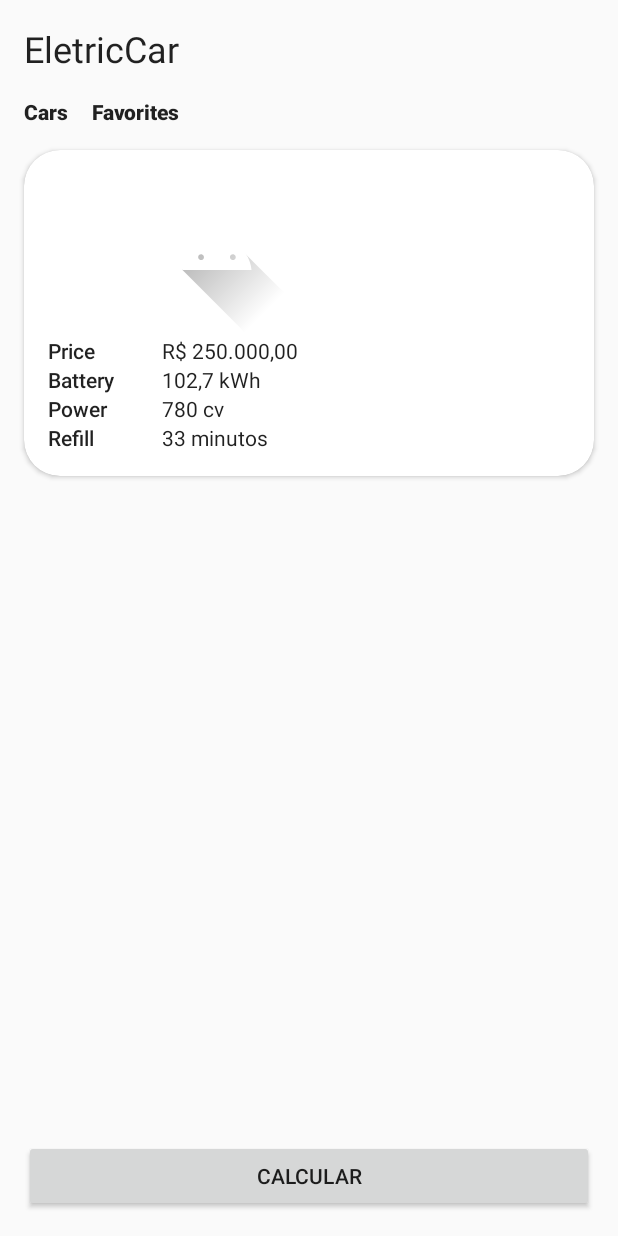
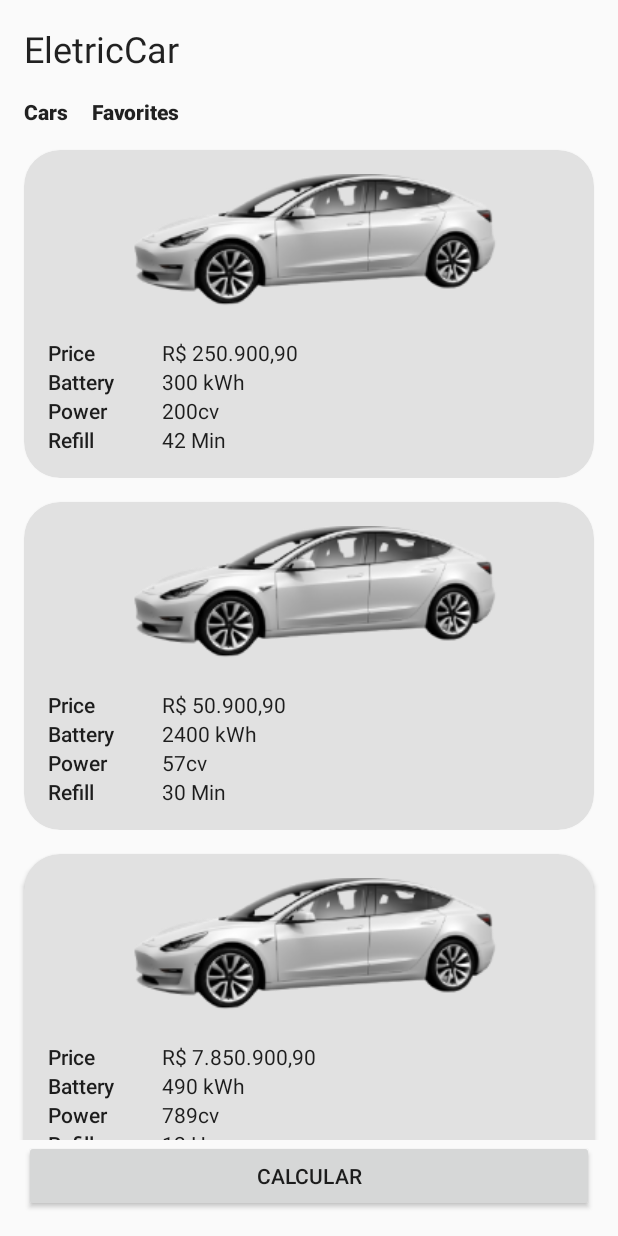
Before and after one commit to Oi-Leo/eletric-car, an Android app: the screen it shows after launch (MainActivity), on a phone screen of 412 x 824 dp. Run offline under Robolectric (Android 15) with nearby library versions, the phone set to English and light mode, and no system bars.

Commit message:
refactor items and create a list

```diff
--- a/app/src/main/AndroidManifest.xml
+++ b/app/src/main/AndroidManifest.xml
@@ -13,7 +13,7 @@
         android:theme="@style/Theme.EletricCar"
         tools:targetApi="31">
         <activity
-            android:name=".presentation.MainActivity"
+            android:name=".ui.MainActivity"
             android:exported="true"
             android:theme="@style/Theme.AppCompat.Light.NoActionBar">
             <intent-filter>
@@ -23,7 +23,7 @@
             </intent-filter>
         </activity>
         <activity
-            android:name=".presentation.AutonomyCalculateActivity"
+            android:name=".ui.AutonomyCalculateActivity"
             android:theme="@style/Theme.AppCompat.Light.NoActionBar" />
     </application>
 
--- /dev/null
+++ b/app/src/main/java/com/example/eletriccar/data/CarFactory.kt
@@ -0,0 +1,33 @@
+package com.example.eletriccar.data
+
+import com.example.eletriccar.domain.Car
+
+object CarFactory {
+
+    val list = listOf(
+        Car(
+            id = 1,
+            price = "R$ 250.900,90",
+            battery = "300 kWh",
+            power = "200cv",
+            refill = "42 Min",
+            urlPhoto = "www.google.com.br"
+        ),
+        Car(
+            id = 2,
+            price = "R$ 50.900,90",
+            battery = "2400 kWh",
+            power = "57cv",
+            refill = "30 Min",
+            urlPhoto = "www.google.com.br"
+        ),
+        Car(
+            id = 3,
+            price = "R$ 7.850.900,90",
+            battery = "490 kWh",
+            power = "789cv",
+            refill = "12 Hours",
+            urlPhoto = "www.google.com.br"
+        )
+    )
+}
--- /dev/null
+++ b/app/src/main/java/com/example/eletriccar/domain/Car.kt
@@ -0,0 +1,10 @@
+package com.example.eletriccar.domain
+
+data class Car(
+    val id: Int,
+    val price: String,
+    val battery: String,
+    val power: String,
+    val urlPhoto: String,
+    val refill: String
+)
--- a/app/src/main/java/com/example/eletriccar/presentation/AutonomyCalculateActivity.kt
+++ b/app/src/main/java/com/example/eletriccar/ui/AutonomyCalculateActivity.kt
@@ -1,4 +1,4 @@
-package com.example.eletriccar.presentation
+package com.example.eletriccar.ui
 
 import android.os.Bundle
 import android.widget.Button
--- a/app/src/main/java/com/example/eletriccar/presentation/MainActivity.kt
+++ b/app/src/main/java/com/example/eletriccar/ui/MainActivity.kt
@@ -1,26 +1,34 @@
-package com.example.eletriccar.presentation
+package com.example.eletriccar.ui
 
 import android.content.Intent
 import androidx.appcompat.app.AppCompatActivity
 import android.os.Bundle
 import android.widget.Button
-import android.widget.EditText
-import android.widget.TextView
+import androidx.recyclerview.widget.RecyclerView
 import com.example.eletriccar.R
+import com.example.eletriccar.data.CarFactory
+import com.example.eletriccar.ui.adapter.CarAdapter
 
 class MainActivity : AppCompatActivity() {
 
     lateinit var btnCalculate: Button
-
+    lateinit var carList: RecyclerView
     override fun onCreate(savedInstanceState: Bundle?) {
         super.onCreate(savedInstanceState)
         setContentView(R.layout.activity_main)
         setupView()
         setupListeners()
+        setupList()
     }
 
     fun setupView() {
-        btnCalculate = findViewById(R.id.btn_redirect)
+        btnCalculate = findViewById(R.id.btn_calculate)
+        carList = findViewById(R.id.rv_list)
+    }
+
+    fun setupList() {
+        val adapter = CarAdapter(CarFactory.list)
+        carList.adapter = adapter
     }
 
     fun setupListeners() {
--- /dev/null
+++ b/app/src/main/java/com/example/eletriccar/ui/adapter/CarAdapter.kt
@@ -0,0 +1,43 @@
+package com.example.eletriccar.ui.adapter
+
+import android.view.LayoutInflater
+import android.view.View
+import android.view.ViewGroup
+import android.widget.TextView
+import androidx.recyclerview.widget.RecyclerView
+import com.example.eletriccar.R
+import com.example.eletriccar.domain.Car
+
+class CarAdapter(private val cars: List<Car>) : RecyclerView.Adapter<CarAdapter.ViewHolder>() {
+
+    class ViewHolder(view: View) : RecyclerView.ViewHolder(view) {
+        val price: TextView
+        val battery: TextView
+        val power: TextView
+        val refill: TextView
+
+        init {
+            view.apply {
+                price = findViewById(R.id.tv_value_price)
+                battery = findViewById(R.id.tv_value_battery)
+                power = findViewById(R.id.tv_value_power)
+                refill = findViewById(R.id.tv_value_refill)
+            }
+        }
+    }
+
+    override fun onCreateViewHolder(parent: ViewGroup, viewType: Int): ViewHolder {
+        val view = LayoutInflater.from(parent.context)
+            .inflate(R.layout.car_item, parent, false)
+        return ViewHolder(view)
+    }
+
+    override fun getItemCount(): Int = cars.size
+
+    override fun onBindViewHolder(holder: ViewHolder, position: Int) {
+        holder.price.text = cars[position].price
+        holder.battery.text = cars[position].battery
+        holder.power.text = cars[position].power
+        holder.refill.text = cars[position].refill
+    }
+}
--- a/app/src/main/res/layout/activity_main.xml
+++ b/app/src/main/res/layout/activity_main.xml
@@ -4,7 +4,7 @@
     xmlns:tools="http://schemas.android.com/tools"
     android:layout_width="match_parent"
     android:layout_height="match_parent"
-    tools:context=".presentation.MainActivity">
+    tools:context=".ui.MainActivity">
 
     <TextView
         android:id="@+id/tv_title"
@@ -38,120 +38,8 @@
         app:layout_constraintStart_toEndOf="@+id/tv_cars"
         app:layout_constraintTop_toTopOf="@+id/tv_cars" />
 
-    <androidx.cardview.widget.CardView
-        android:id="@+id/cv_car"
-        android:layout_width="0dp"
-        android:layout_height="wrap_content"
-        android:layout_margin="16dp"
-        android:elevation="24dp"
-        app:cardCornerRadius="24dp"
-        app:layout_constraintEnd_toEndOf="parent"
-        app:layout_constraintStart_toStartOf="parent"
-        app:layout_constraintTop_toBottomOf="@id/tv_favorite">
-
-        <androidx.constraintlayout.widget.ConstraintLayout
-            android:id="@+id/cl_card_content"
-            android:layout_width="wrap_content"
-            android:layout_height="wrap_content">
-
-            <ImageView
-                android:id="@+id/iv_image"
-                android:layout_width="wrap_content"
-                android:layout_height="wrap_content"
-                android:layout_marginTop="16dp"
-                android:src="@drawable/ic_launcher_foreground"
-                app:layout_constraintEnd_toEndOf="parent"
-                app:layout_constraintLeft_toLeftOf="parent"
-                app:layout_constraintTop_toTopOf="parent" />
-
-            <TextView
-                android:id="@+id/tv_price"
-                style="@style/TextAppearance.AppCompat.Body2"
-                android:layout_width="60dp"
-                android:layout_height="wrap_content"
-                android:layout_marginStart="16dp"
-                android:text="@string/price"
-                app:layout_constraintStart_toStartOf="parent"
-                app:layout_constraintTop_toBottomOf="@id/iv_image" />
-
-            <TextView
-                android:id="@+id/tv_value_price"
-                style="@style/TextAppearance.AppCompat.Body1"
-                android:layout_width="wrap_content"
-                android:layout_height="wrap_content"
-                android:layout_marginStart="16dp"
-                android:text="R$ 250.000,00"
-                app:layout_constraintStart_toEndOf="@+id/tv_price"
-                app:layout_constraintTop_toBottomOf="@+id/iv_image" />
-
-            <TextView
-                android:id="@+id/tv_battery"
-                style="@style/TextAppearance.AppCompat.Body2"
-                android:layout_width="60dp"
-                android:layout_height="wrap_content"
-                android:layout_marginStart="16dp"
-                android:text="@string/battery"
-                app:layout_constraintStart_toStartOf="parent"
-                app:layout_constraintTop_toBottomOf="@id/tv_price" />
-
-            <TextView
-                android:id="@+id/tv_value_battery"
-                style="@style/TextAppearance.AppCompat.Body1"
-                android:layout_width="wrap_content"
-                android:layout_height="wrap_content"
-                android:layout_marginStart="16dp"
-                android:text="102,7 kWh"
-                app:layout_constraintStart_toEndOf="@+id/tv_battery"
-                app:layout_constraintTop_toTopOf="@+id/tv_battery" />
-
-            <TextView
-                android:id="@+id/tv_power"
-                style="@style/TextAppearance.AppCompat.Body2"
-                android:layout_width="60dp"
-                android:layout_height="wrap_content"
-                android:layout_marginStart="16dp"
-                android:text="@string/power"
-                app:layout_constraintStart_toStartOf="parent"
-                app:layout_constraintTop_toBottomOf="@id/tv_battery" />
-
-            <TextView
-                android:id="@+id/tv_value_power"
-                style="@style/TextAppearance.AppCompat.Body1"
-                android:layout_width="wrap_content"
-                android:layout_height="wrap_content"
-                android:layout_marginStart="16dp"
-                android:text="780 cv"
-                app:layout_constraintStart_toEndOf="@id/tv_power"
-                app:layout_constraintTop_toTopOf="@+id/tv_power" />
-
-            <TextView
-                android:id="@+id/tv_refill"
-                style="@style/TextAppearance.AppCompat.Body2"
-                android:layout_width="60dp"
-                android:layout_height="wrap_content"
-                android:layout_marginStart="16dp"
-                android:text="@string/refill"
-                app:layout_constraintStart_toStartOf="parent"
-                app:layout_constraintTop_toBottomOf="@+id/tv_power" />
-
-            <TextView
-                android:id="@+id/tv_value_refill"
-                style="@style/TextAppearance.AppCompat.Body1"
-                android:layout_width="wrap_content"
-                android:layout_height="wrap_content"
-                android:layout_marginStart="16dp"
-                android:layout_marginBottom="16dp"
-                android:text="33 minutos"
-                app:layout_constraintBottom_toBottomOf="@id/cl_card_content"
-                app:layout_constraintStart_toEndOf="@id/tv_refill"
-                app:layout_constraintTop_toTopOf="@+id/tv_refill" />
-
-
-        </androidx.constraintlayout.widget.ConstraintLayout>
-    </androidx.cardview.widget.CardView>
-
     <Button
-        android:id="@+id/btn_redirect"
+        android:id="@+id/btn_calculate"
         android:layout_width="0dp"
         android:layout_height="wrap_content"
         android:layout_margin="16dp"
@@ -160,4 +48,15 @@
         app:layout_constraintEnd_toEndOf="parent"
         app:layout_constraintStart_toStartOf="parent" />
 
+    <androidx.recyclerview.widget.RecyclerView
+        android:id="@+id/rv_list"
+        android:layout_width="0dp"
+        android:layout_height="0dp"
+        app:layoutManager="androidx.recyclerview.widget.LinearLayoutManager"
+        app:layout_constraintBottom_toTopOf="@id/btn_calculate"
+        app:layout_constraintEnd_toEndOf="parent"
+        app:layout_constraintStart_toStartOf="parent"
+        app:layout_constraintTop_toBottomOf="@id/tv_cars"
+        tools:listitem="@layout/car_item" />
+
 </androidx.constraintlayout.widget.ConstraintLayout>
--- /dev/null
+++ b/app/src/main/res/layout/car_item.xml
@@ -0,0 +1,121 @@
+<?xml version="1.0" encoding="utf-8"?>
+<androidx.constraintlayout.widget.ConstraintLayout xmlns:android="http://schemas.android.com/apk/res/android"
+    xmlns:app="http://schemas.android.com/apk/res-auto"
+    android:layout_width="match_parent"
+    android:layout_height="wrap_content">
+
+    <androidx.cardview.widget.CardView
+        android:id="@+id/cv_car"
+        android:layout_width="0dp"
+        android:layout_height="wrap_content"
+        android:layout_margin="16dp"
+        android:elevation="24dp"
+        app:cardBackgroundColor="@color/gray"
+        app:cardCornerRadius="24dp"
+        app:layout_constraintEnd_toEndOf="parent"
+        app:layout_constraintStart_toStartOf="parent"
+        app:layout_constraintTop_toTopOf="parent">
+
+        <androidx.constraintlayout.widget.ConstraintLayout
+            android:id="@+id/cl_card_content"
+            android:layout_width="match_parent"
+            android:layout_height="wrap_content">
+
+            <ImageView
+                android:id="@+id/iv_image"
+                android:layout_width="wrap_content"
+                android:layout_height="wrap_content"
+                android:layout_marginTop="16dp"
+                android:layout_marginEnd="20dp"
+                android:src="@drawable/eletric_car"
+                app:layout_constraintEnd_toEndOf="parent"
+                app:layout_constraintLeft_toLeftOf="parent"
+                app:layout_constraintTop_toTopOf="parent" />
+
+            <TextView
+                android:id="@+id/tv_price"
+                style="@style/TextAppearance.AppCompat.Body2"
+                android:layout_width="60dp"
+                android:layout_height="wrap_content"
+                android:layout_marginStart="16dp"
+                android:text="@string/price"
+                app:layout_constraintStart_toStartOf="parent"
+                app:layout_constraintTop_toBottomOf="@id/iv_image" />
+
+            <TextView
+                android:id="@+id/tv_value_price"
+                style="@style/TextAppearance.AppCompat.Body1"
+                android:layout_width="wrap_content"
+                android:layout_height="wrap_content"
+                android:layout_marginStart="16dp"
+                android:text="R$ 250.000,00"
+                app:layout_constraintStart_toEndOf="@+id/tv_price"
+                app:layout_constraintTop_toBottomOf="@+id/iv_image" />
+
+            <TextView
+                android:id="@+id/tv_battery"
+                style="@style/TextAppearance.AppCompat.Body2"
+                android:layout_width="60dp"
+                android:layout_height="wrap_content"
+                android:layout_marginStart="16dp"
+                android:text="@string/battery"
+                app:layout_constraintStart_toStartOf="parent"
+                app:layout_constraintTop_toBottomOf="@id/tv_price" />
+
+            <TextView
+                android:id="@+id/tv_value_battery"
+                style="@style/TextAppearance.AppCompat.Body1"
+                android:layout_width="wrap_content"
+                android:layout_height="wrap_content"
+                android:layout_marginStart="16dp"
+                android:text="102,7 kWh"
+                app:layout_constraintStart_toEndOf="@+id/tv_battery"
+                app:layout_constraintTop_toTopOf="@+id/tv_battery" />
+
+            <TextView
+                android:id="@+id/tv_power"
+                style="@style/TextAppearance.AppCompat.Body2"
+                android:layout_width="60dp"
+                android:layout_height="wrap_content"
+                android:layout_marginStart="16dp"
+                android:text="@string/power"
+                app:layout_constraintStart_toStartOf="parent"
+                app:layout_constraintTop_toBottomOf="@id/tv_battery" />
+
+            <TextView
+                android:id="@+id/tv_value_power"
+                style="@style/TextAppearance.AppCompat.Body1"
+                android:layout_width="wrap_content"
+                android:layout_height="wrap_content"
+                android:layout_marginStart="16dp"
+                android:text="780 cv"
+                app:layout_constraintStart_toEndOf="@id/tv_power"
+                app:layout_constraintTop_toTopOf="@+id/tv_power" />
+
+            <TextView
+                android:id="@+id/tv_refill"
+                style="@style/TextAppearance.AppCompat.Body2"
+                android:layout_width="60dp"
+                android:layout_height="wrap_content"
+                android:layout_marginStart="16dp"
+                android:text="@string/refill"
+                app:layout_constraintStart_toStartOf="parent"
+                app:layout_constraintTop_toBottomOf="@+id/tv_power" />
+
+            <TextView
+                android:id="@+id/tv_value_refill"
+                style="@style/TextAppearance.AppCompat.Body1"
+                android:layout_width="wrap_content"
+                android:layout_height="wrap_content"
+                android:layout_marginStart="16dp"
+                android:layout_marginBottom="16dp"
+                android:text="33 minutos"
+                app:layout_constraintBottom_toBottomOf="@id/cl_card_content"
+                app:layout_constraintStart_toEndOf="@id/tv_refill"
+                app:layout_constraintTop_toTopOf="@+id/tv_refill" />
+
+
+        </androidx.constraintlayout.widget.ConstraintLayout>
+    </androidx.cardview.widget.CardView>
+
+</androidx.constraintlayout.widget.ConstraintLayout>
--- a/app/src/main/res/values/colors.xml
+++ b/app/src/main/res/values/colors.xml
@@ -2,4 +2,5 @@
 <resources>
     <color name="black">#FF000000</color>
     <color name="white">#FFFFFFFF</color>
+    <color name="gray">#E1E1E1</color>
 </resources>
```
Also changed, not shown: app/src/main/res/drawable/eletric_car.png (added).
